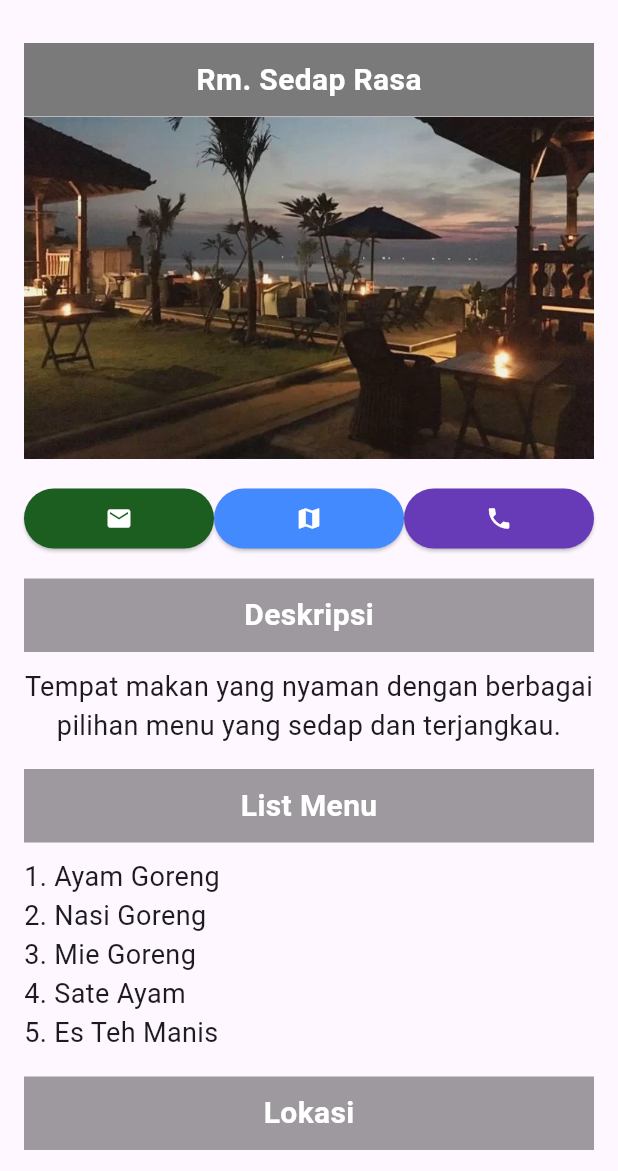
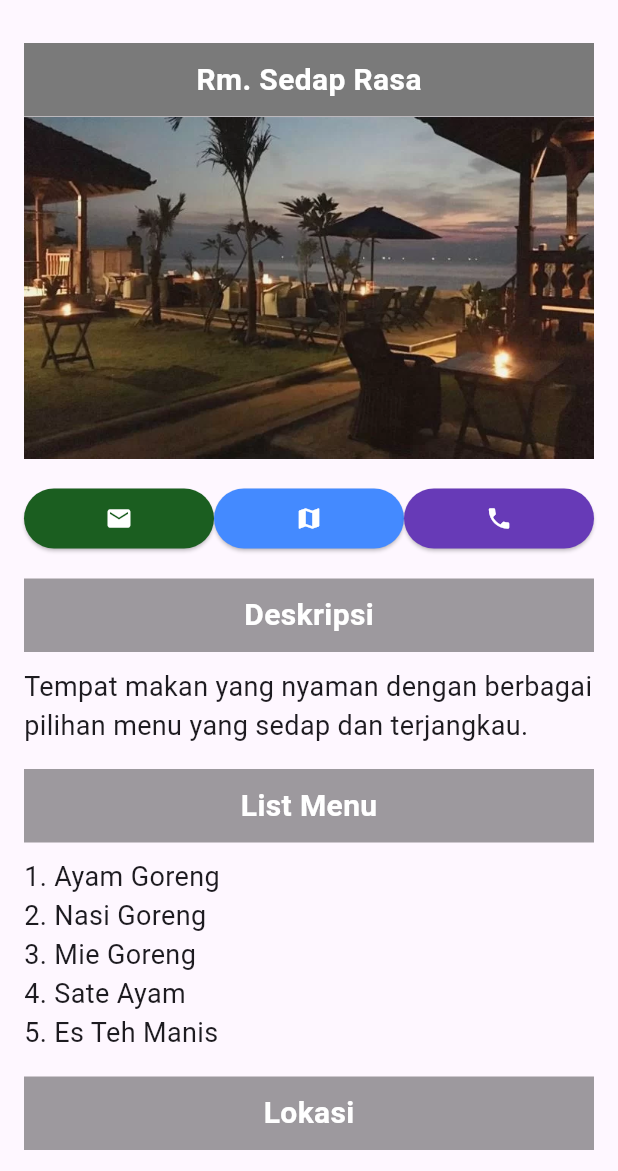
Before and after one commit to fachruddinruddin/Profile_Resto, a Flutter app: the screen it shows after launch, on a phone screen of 412 x 824 dp, the part 65-1236 px from its top. Run offline on Flutter 3.47's test engine with Material 3 defaults, Android fonts, the phone set to English and light mode, and no system bars.

Commit message:
update deskripsi

```diff
--- a/lib/main.dart
+++ b/lib/main.dart
@@ -11,7 +11,7 @@ class MainApp extends StatelessWidget {
   MainApp({super.key}) {
     biodata['name'] = 'Rm. Sedap Rasa';
     biodata['email'] = 'poenyoex@gmail.com';
-    biodata['phone'] = '+62345678910';
+    biodata['phone'] = '+62895360785093';
     biodata['image'] = 'profile.png';
     biodata['desc'] =
         "Tempat makan yang nyaman dengan berbagai pilihan menu yang sedap dan terjangkau.";
@@ -79,7 +79,6 @@ class MainApp extends StatelessWidget {
               Text(
                 biodata['desc'] ?? '',
                 style: TextStyle(fontSize: 18),
-                textAlign: TextAlign.center,
               ),
               SizedBox(height: 16),
               teksKotak(Colors.black38, 'List Menu'),
```
